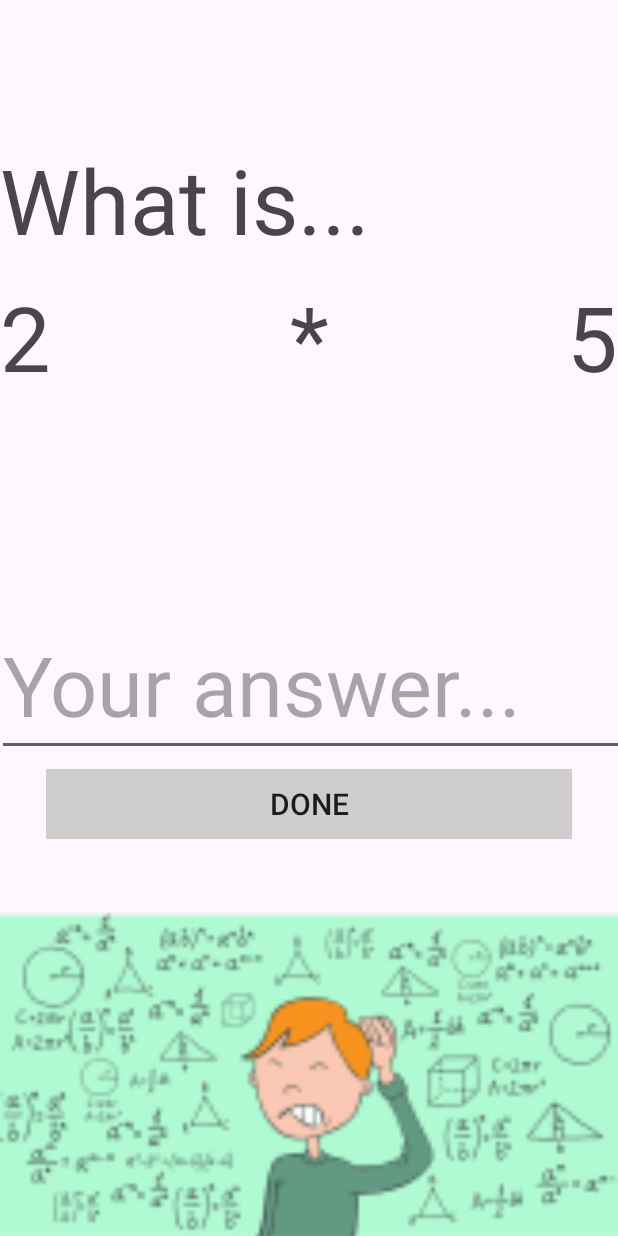
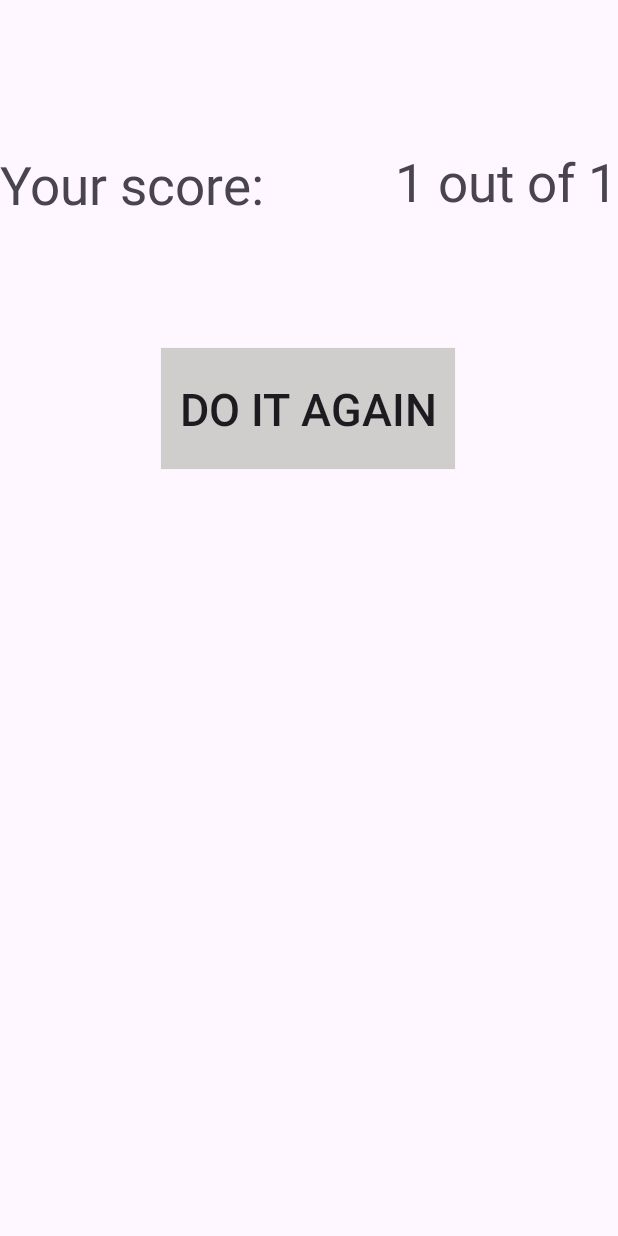
Before and after one commit to eribecke/Project3-Arithmetic, an Android app: the questions screen opened directly, with no data from a screen before it, after a tap on "DONE", on a phone screen of 412 x 824 dp. Run offline under Robolectric (Android 15) with nearby library versions, the phone set to English and light mode, and no system bars; 1 statement that could not run was skipped.

Commit message:
added comments

```diff
--- a/app/src/main/AndroidManifest.xml
+++ b/app/src/main/AndroidManifest.xml
@@ -13,6 +13,7 @@
         android:theme="@style/Theme.Project3"
         tools:targetApi="31">
         <activity android:name=".questions"/>
+        <activity android:name=".end"/>
         <activity
             android:name=".MainActivity"
             android:exported="true">
--- a/app/src/main/java/edu/iu/eribecke/project3/MainActivity.kt
+++ b/app/src/main/java/edu/iu/eribecke/project3/MainActivity.kt
@@ -13,16 +13,16 @@ import androidx.appcompat.app.AppCompatActivity
 
 
 class MainActivity : AppCompatActivity() {
+    //creating private variables
     private lateinit var selDif: RadioButton
     private lateinit var selOp: RadioButton
     private var questionNum = ""
-    private var count = 0;
+    private var count = 1;
 
-    @SuppressLint("SuspiciousIndentation")
     override fun onCreate(savedInstanceState: Bundle?) {
         super.onCreate(savedInstanceState)
         setContentView(R.layout.fragment_menu)
-
+        //creating variables
         val startButton = findViewById<Button>(R.id.start)
         val plusButton = findViewById<Button>(R.id.plus)
         val minusButton = findViewById<Button>(R.id.minus)
@@ -38,15 +38,16 @@ class MainActivity : AppCompatActivity() {
         var operator = ""
 
 
-
+        //handles what happens after start button is clicked
         startButton.setOnClickListener {
+            //creating a new intent activity to switch to the question screen
             val i = Intent(this, questions::class.java)
             i.putExtra("Operand", operand)
             i.putExtra("Operator", operator)
             i.putExtra("qNum", count)
             startActivity(i)
         }
-
+        //updates variables based on selected radio buttons
         easy.setOnClickListener() {
             operand = 10
         }
--- /dev/null
+++ b/app/src/main/java/edu/iu/eribecke/project3/end.kt
@@ -0,0 +1,30 @@
+package edu.iu.eribecke.project3
+
+import android.content.Intent
+import android.os.Bundle
+import android.widget.Button
+import android.widget.TextView
+import androidx.appcompat.app.AppCompatActivity
+
+class end : AppCompatActivity() {
+    override fun onCreate(savedInstanceState: Bundle?) {
+        super.onCreate(savedInstanceState)
+        setContentView(R.layout.results)
+        //getting information from questions class
+        val correct = intent.getIntExtra("Correct", 1)
+        val questionNum = intent.getIntExtra("qNum", 1)
+        val again = findViewById<Button>(R.id.again)
+        //creating variables for score
+        var score = findViewById<TextView>(R.id.score)
+        var displayScore = "$correct out of $questionNum"
+        //displaying the user's score
+        score.text = displayScore
+
+        //handles what happens when the "DO IT AGAIN" button is clicked
+        //Will bring user back to the menu screen
+        again.setOnClickListener {
+            val i = Intent(this, MainActivity::class.java)
+            startActivity(i)
+        }
+    }
+}
--- a/app/src/main/java/edu/iu/eribecke/project3/questions.kt
+++ b/app/src/main/java/edu/iu/eribecke/project3/questions.kt
@@ -11,16 +11,13 @@ import androidx.appcompat.app.AppCompatActivity
 import org.w3c.dom.Text
 
 
-/**
- * A simple [Fragment] subclass.
- * Use the [menu.newInstance] factory method to
- * create an instance of this fragment.
- */
 class questions : AppCompatActivity() {
 
     override fun onCreate(savedInstanceState: Bundle?) {
         super.onCreate(savedInstanceState)
         setContentView(R.layout.fragment_questions)
+        //creating variables
+        //first three are variables containing information from MainActivity class
         val operand = intent.getIntExtra("Operand", 10)
         val operation = intent.getStringExtra("Operator") ?: "addition"
         val questionNum = intent.getIntExtra("qNum", 1)
@@ -34,6 +31,8 @@ class questions : AppCompatActivity() {
         var correct = 0
         var sign = findViewById<TextView>(R.id.sign)
         var userAnswer = findViewById<EditText>(R.id.editText)
+        //setting up the first problem that is displayed on screen creation
+        //choosing the correct operation
         if (operation == "+") {
             sign.text = "+"
 
@@ -46,6 +45,7 @@ class questions : AppCompatActivity() {
             sign.text = "*"
 
         }
+        //making sure the random numbers are in the selected range
         if (operand == 10) {
 
             num1 = (1 until 10).random()
@@ -65,7 +65,7 @@ class questions : AppCompatActivity() {
             num2 = (25 until 50).random()
             num2Text.text = num2.toString()
         }
-
+        //this function checks to see if the user inputted answer is correct
         fun correct(num1: Int, num2: Int): Double {
             var solution = 0
             if (operation == "+") {
@@ -81,12 +81,25 @@ class questions : AppCompatActivity() {
 
         }
 
+        //handles what happens when the done button is clicked
         done.setOnClickListener {
             answer = userAnswer.text.toString().toDouble()
             count++
+            //updating number of correct answers
             if (correct(num1, num2) == answer) {
                 correct++
             }
+            //checking to see if the number of answered questions
+            // matched the number of problems the user chose
+            //if it was the last problem, opens the result screen
+            if(count == questionNum){
+                val i = Intent(this, end::class.java)
+                i.putExtra("Correct", correct)
+                i.putExtra("qNum", count)
+                startActivity(i)
+            }
+            //generates next problem
+            else {
                 if (operand == 10) {
 
                     num1 = (1 until 10).random()
@@ -106,6 +119,7 @@ class questions : AppCompatActivity() {
                     num2 = (25 until 50).random()
                     num2Text.text = num2.toString()
                 }
+            }
             userAnswer.text.clear()
         }
 
--- a/app/src/main/res/layout/fragment_menu.xml
+++ b/app/src/main/res/layout/fragment_menu.xml
@@ -8,13 +8,13 @@
 
     <ImageView
         android:id="@+id/imageView"
-        android:layout_width="match_parent"
-        android:layout_height="wrap_content"
-        android:layout_marginBottom="4dp"
+        android:layout_width="414dp"
+        android:layout_height="399dp"
         android:adjustViewBounds="true"
         android:scaleType="fitXY"
         android:src="@mipmap/ic_launcher_foreground"
         app:layout_constraintBottom_toTopOf="@+id/guideline5"
+        app:layout_constraintEnd_toEndOf="parent"
         app:layout_constraintStart_toStartOf="parent" />
 
     <RadioGroup
@@ -22,8 +22,8 @@
         android:layout_width="151dp"
         android:layout_height="126dp"
         android:orientation="vertical"
-        app:layout_constraintStart_toStartOf="parent"
-        app:layout_constraintTop_toTopOf="@+id/guideline">
+        app:layout_constraintTop_toTopOf="@+id/guideline"
+        tools:layout_editor_absoluteX="0dp">
 
         <TextView
             android:id="@+id/textView"
@@ -69,7 +69,7 @@
         android:layout_width="wrap_content"
         android:layout_height="wrap_content"
         android:orientation="horizontal"
-        app:layout_constraintGuide_begin="220dp" />
+        app:layout_constraintGuide_percent="0.29" />
 
     <androidx.constraintlayout.widget.Guideline
         android:id="@+id/guideline2"
@@ -80,8 +80,8 @@
 
     <RadioGroup
         android:id="@+id/radioGroup2"
-        android:layout_width="wrap_content"
-        android:layout_height="0dp"
+        android:layout_width="143dp"
+        android:layout_height="154dp"
         android:orientation="vertical"
         app:layout_constraintStart_toStartOf="@+id/guideline2"
         app:layout_constraintTop_toTopOf="@+id/guideline">
@@ -224,6 +224,6 @@
         android:layout_width="wrap_content"
         android:layout_height="wrap_content"
         android:orientation="horizontal"
-        app:layout_constraintGuide_percent="0.43" />
+        app:layout_constraintGuide_begin="299dp" />
 
 </androidx.constraintlayout.widget.ConstraintLayout>
--- a/app/src/main/res/layout/results.xml
+++ b/app/src/main/res/layout/results.xml
@@ -1,6 +1,53 @@
 <?xml version="1.0" encoding="utf-8"?>
 <androidx.constraintlayout.widget.ConstraintLayout xmlns:android="http://schemas.android.com/apk/res/android"
+    xmlns:app="http://schemas.android.com/apk/res-auto"
+    xmlns:tools="http://schemas.android.com/tools"
     android:layout_width="match_parent"
     android:layout_height="match_parent">
 
+    <TextView
+        android:id="@+id/textView3"
+        android:layout_width="182dp"
+        android:layout_height="90dp"
+        android:text="@string/your_score"
+        android:textSize="35sp"
+        app:layout_constraintBottom_toTopOf="@+id/guideline9"
+        app:layout_constraintEnd_toStartOf="@+id/textView4"
+        app:layout_constraintStart_toStartOf="parent" />
+
+    <androidx.constraintlayout.widget.Guideline
+        android:id="@+id/guideline9"
+        android:layout_width="wrap_content"
+        android:layout_height="wrap_content"
+        android:orientation="horizontal"
+        app:layout_constraintGuide_percent="0.23" />
+
+    <TextView
+        android:id="@+id/score"
+        android:layout_width="216dp"
+        android:layout_height="92dp"
+        android:text="@string/score"
+        android:textAlignment="textEnd"
+        android:textSize="35sp"
+        app:layout_constraintBottom_toTopOf="@+id/guideline9"
+        app:layout_constraintEnd_toEndOf="parent" />
+
+    <androidx.appcompat.widget.AppCompatButton
+        android:id="@+id/again"
+        android:layout_width="197dp"
+        android:layout_height="82dp"
+        android:background="@drawable/buttonstyle"
+        android:text="@string/do_it_again"
+        android:textSize="30sp"
+        app:layout_constraintBottom_toTopOf="@+id/guideline10"
+        app:layout_constraintEnd_toEndOf="parent"
+        app:layout_constraintHorizontal_bias="0.498"
+        app:layout_constraintStart_toStartOf="parent" />
+
+    <androidx.constraintlayout.widget.Guideline
+        android:id="@+id/guideline10"
+        android:layout_width="wrap_content"
+        android:layout_height="wrap_content"
+        android:orientation="horizontal"
+        app:layout_constraintGuide_percent="0.38" />
 </androidx.constraintlayout.widget.ConstraintLayout>
--- a/app/src/main/res/values/strings.xml
+++ b/app/src/main/res/values/strings.xml
@@ -21,4 +21,7 @@
     <string name="what">What is...</string>
     <string name="done">DONE</string>
     <string name="answer">Your answer...</string>
+    <string name="do_it_again">Do it again</string>
+    <string name="score">7 out of 10</string>
+    <string name="your_score">Your score:</string>
 </resources>
```
Lines whose indentation alone changed are shown as unchanged.
